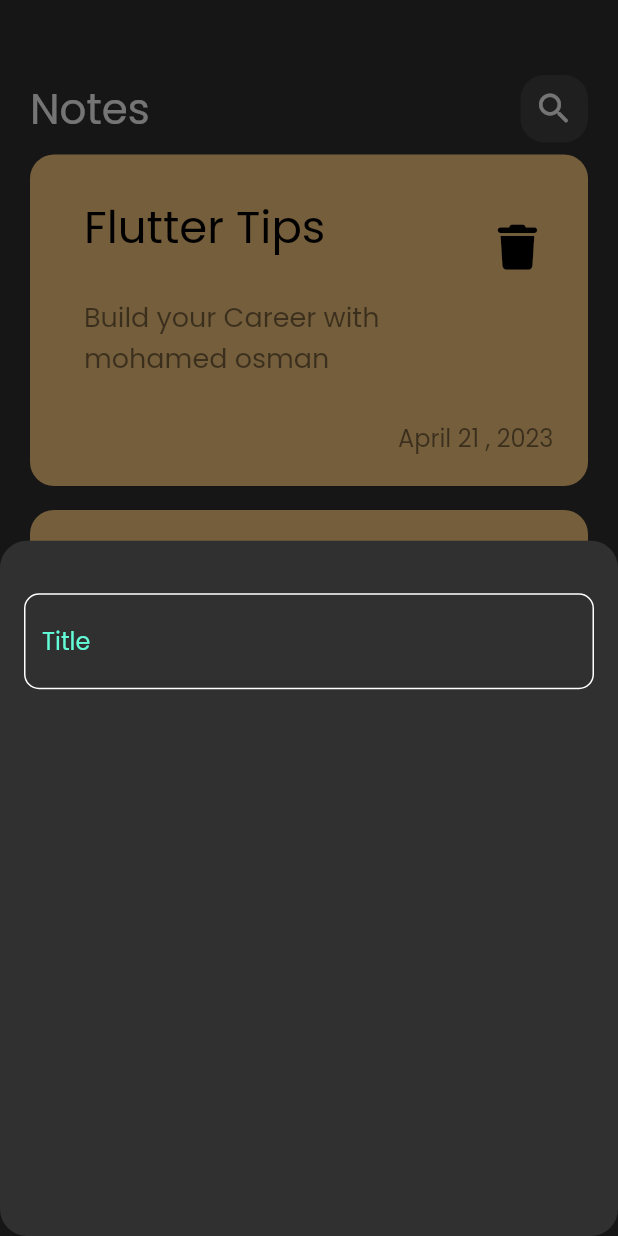
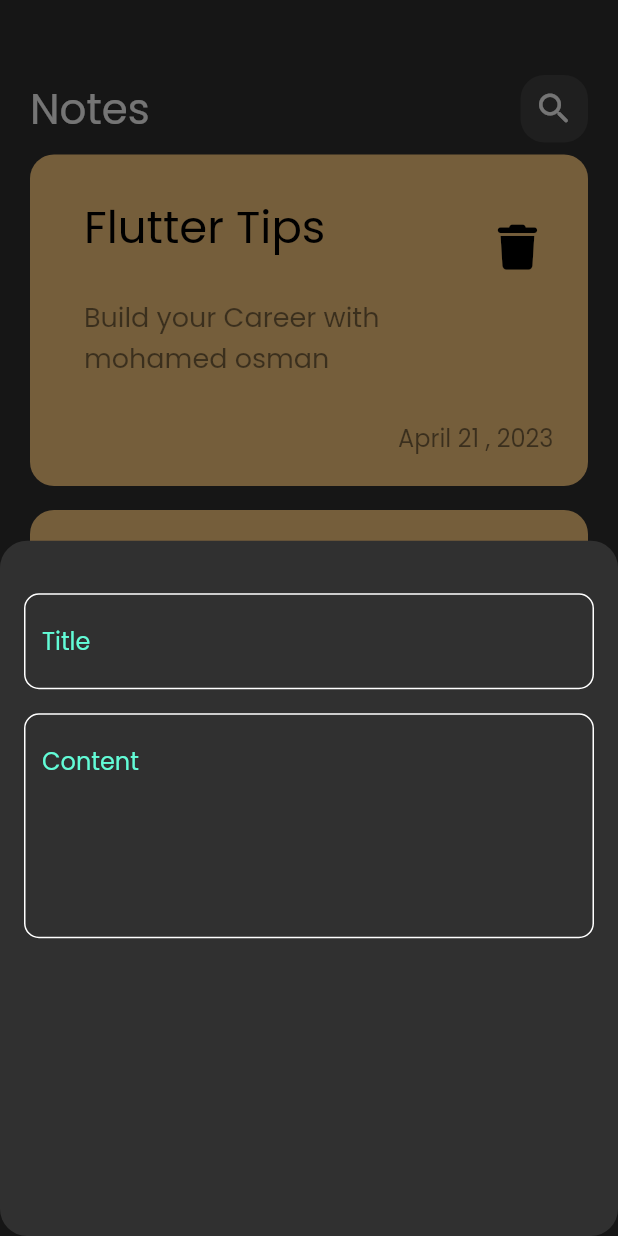
Before and after one commit to mohamed3sman/notes_app, a Flutter app: the screen it shows after launch, after a tap on the "add" icon, on a phone screen of 412 x 824 dp. Run offline on Flutter 3.47's test engine with Material 2 defaults, Android fonts, the phone set to English and light mode, and no system bars; our stand-ins replace font_awesome_flutter.

Commit message:
add filds to notes bottom sheet

```diff
--- a/lib/widgets/add_note_bottom_sheet.dart
+++ b/lib/widgets/add_note_bottom_sheet.dart
@@ -14,7 +14,9 @@ class AddNoteBottomSheet extends StatelessWidget {
           SizedBox(
             height: 35,
           ),
-          CustomTextField()
+          CustomTextField(hint: 'Title'),
+          SizedBox(height: 16),
+          CustomTextField(hint: 'Content', maxLines: 5),
         ],
       ),
     );
--- a/lib/widgets/custom_text_field.dart
+++ b/lib/widgets/custom_text_field.dart
@@ -2,14 +2,18 @@ import 'package:flutter/material.dart';
 import 'package:notes_app/constants.dart';
 
 class CustomTextField extends StatelessWidget {
-  const CustomTextField({super.key});
+  const CustomTextField({super.key, required this.hint, this.maxLines = 1});
+
+  final String hint;
+  final int maxLines;
 
   @override
   Widget build(BuildContext context) {
     return TextField(
       cursorColor: kPrimaryColor,
+      maxLines: maxLines,
       decoration: InputDecoration(
-          hintText: 'Title',
+          hintText: hint,
           hintStyle: const TextStyle(color: kPrimaryColor),
           border: buildBorder(),
           enabledBorder: buildBorder(),
```
